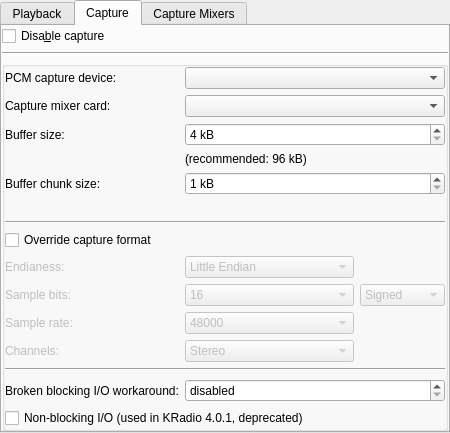
Above: plugins/alsa-sound/alsa-sound-configuration-ui.ui from pbek/kradio before the change. Below: the same form after it.
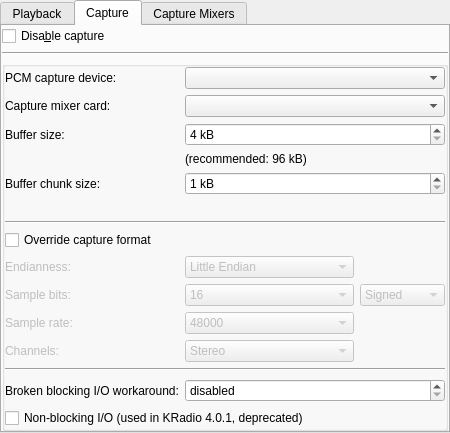
That is the form after the change. The open tabs and pages were chosen to show the change. Custom widgets are drawn as their Qt base class.

Commit message:
typo fix: endianess -> endianness
mass-replace it in variables, arguments, and messages

Diff of the .ui file:
```diff
--- a/plugins/alsa-sound/alsa-sound-configuration-ui.ui
+++ b/plugins/alsa-sound/alsa-sound-configuration-ui.ui
@@ -564,7 +564,7 @@
              <bool>false</bool>
             </property>
             <property name="text">
-             <string>Endianess:</string>
+             <string>Endianness:</string>
             </property>
             <property name="wordWrap">
              <bool>false</bool>
```
Left out of the diff: 8 changed lines with no effect on the pictures. The commit also changes 10 other files.
